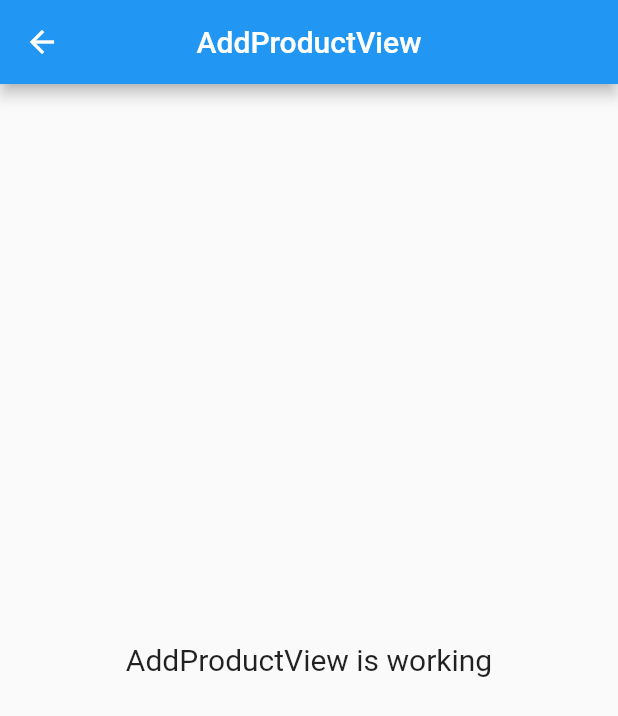
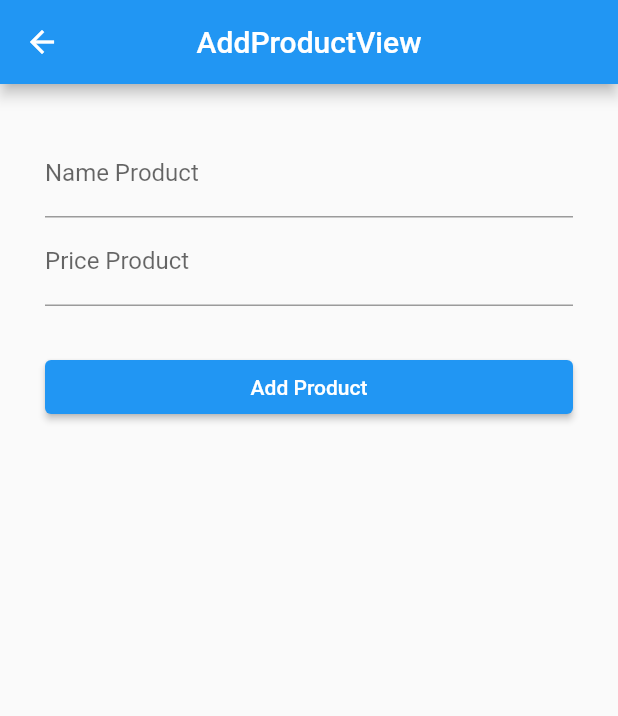
Before and after one commit to ricky-blip/get_cli_0, a Flutter app: the AddProductView screen opened by its route, on a phone screen of 412 x 824 dp. Shown: the top 716 px of the screen. Run offline on Flutter 3.47's test engine with Material 2 defaults, Android fonts, the light colour scheme and no system bars; our stand-ins replace get.

Commit message:
Update add product

```diff
--- a/lib/app/modules/add_product/views/add_product_view.dart
+++ b/lib/app/modules/add_product/views/add_product_view.dart
@@ -1,11 +1,11 @@
 import 'package:flutter/material.dart';
-
 import 'package:get/get.dart';
-
+import 'package:test_getcli/app/modules/products/controllers/products_controller.dart';
 import '../controllers/add_product_controller.dart';
 
 class AddProductView extends GetView<AddProductController> {
-  const AddProductView({Key? key}) : super(key: key);
+  final productC = Get.find<ProductsController>();
+
   @override
   Widget build(BuildContext context) {
     return Scaffold(
@@ -13,11 +13,27 @@ class AddProductView extends GetView<AddProductController> {
         title: const Text('AddProductView'),
         centerTitle: true,
       ),
-      body: Center(
-        child: Text(
-          'AddProductView is working',
-          style: TextStyle(fontSize: 20),
-        ),
+      body: ListView(
+        padding: EdgeInsets.all(30),
+        children: [
+          TextField(
+            controller: controller.nameC,
+            decoration: InputDecoration(labelText: "Name Product"),
+          ),
+          TextField(
+            controller: controller.priceC,
+            decoration: InputDecoration(labelText: "Price Product"),
+            keyboardType: TextInputType.number,
+          ),
+          SizedBox(height: 30),
+          ElevatedButton(
+            onPressed: () => productC.addProduct(
+              controller.nameC.text,
+              controller.priceC.text,
+            ),
+            child: Text("Add Product"),
+          ),
+        ],
       ),
     );
   }
--- a/lib/app/modules/products/controllers/products_controller.dart
+++ b/lib/app/modules/products/controllers/products_controller.dart
@@ -3,19 +3,32 @@ import 'package:get/get.dart';
 class ProductsController extends GetxController {
   RxList<Map<String, dynamic>> allProducts = <Map<String, dynamic>>[
     {
-      "id": 1,
+      "id": DateTime.now().toIso8601String(),
       "name": "Sandals",
       "price": 100,
     },
     {
-      "id": 2,
+      "id": DateTime.now().toIso8601String(),
       "name": "Shoes",
       "price": 200,
     },
     {
-      "id": 3,
+      "id": DateTime.now().toIso8601String(),
       "name": "Shirts",
       "price": 50,
     },
   ].obs;
+
+  void addProduct(String name, String price) {
+    if (name.isNotEmpty && price.isNotEmpty) {
+      allProducts.add(
+        {
+          "id": DateTime.now().toIso8601String(),
+          "name": name,
+          "price": int.parse(price),
+        },
+      );
+      Get.back();
+    }
+  }
 }
--- a/lib/app/modules/products/views/products_view.dart
+++ b/lib/app/modules/products/views/products_view.dart
@@ -1,5 +1,6 @@
 import 'package:flutter/material.dart';
 import 'package:get/get.dart';
+import 'package:test_getcli/app/routes/app_pages.dart';
 import '../controllers/products_controller.dart';
 
 class ProductsView extends GetView<ProductsController> {
@@ -21,7 +22,7 @@ class ProductsView extends GetView<ProductsController> {
         ),
       ),
       floatingActionButton: FloatingActionButton(
-        onPressed: () => "",
+        onPressed: () => Get.toNamed(Routes.ADD_PRODUCT),
         child: Icon(Icons.add),
       ),
     );
--- a/lib/app/routes/app_pages.dart
+++ b/lib/app/routes/app_pages.dart
@@ -27,7 +27,7 @@ class AppPages {
     ),
     GetPage(
       name: _Paths.ADD_PRODUCT,
-      page: () => const AddProductView(),
+      page: () => AddProductView(),
       binding: AddProductBinding(),
     ),
   ];
```
Also changed, not shown: lib/app/modules/add_product/controllers/add_product_controller.dart (+3 -19 lines).
